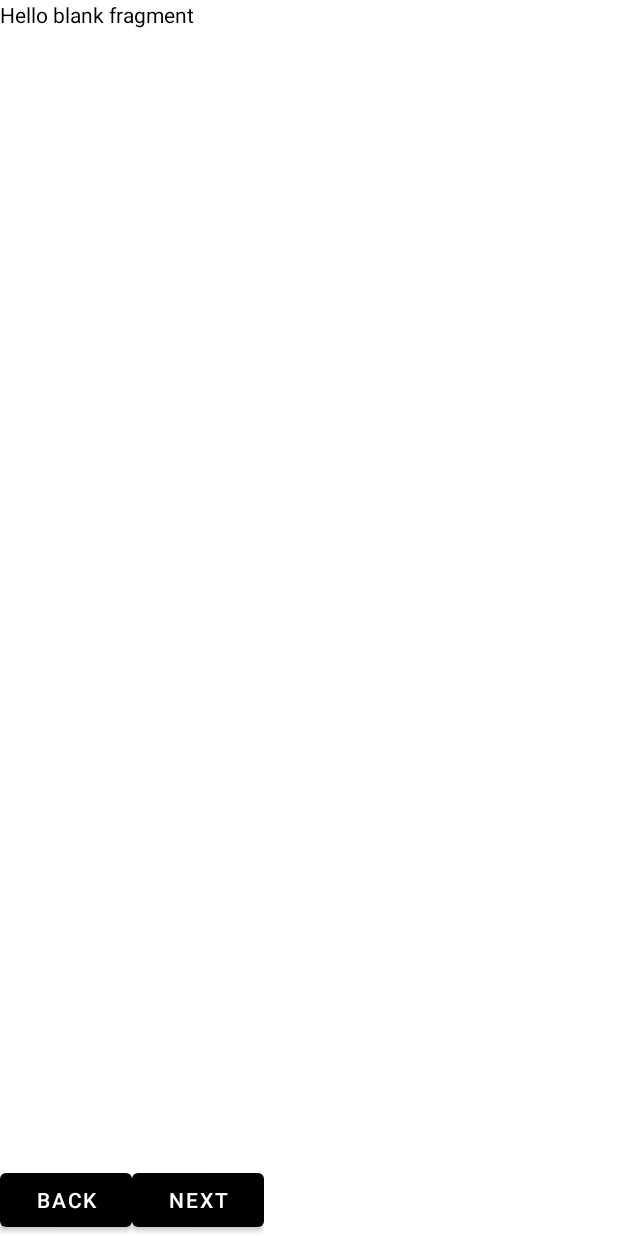
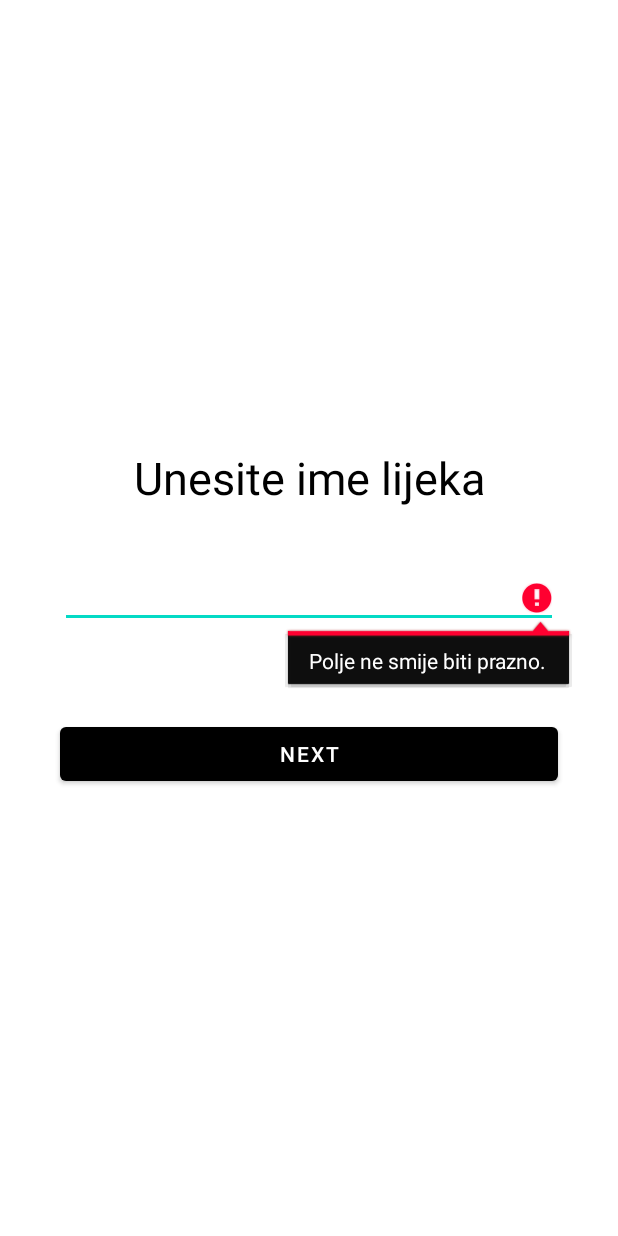
Before and after one commit to PetarHarambasa/MedickAppMobile, an Android app: the NewReminderActivity screen opened directly, with no data from a screen before it, after a tap on "NEXT", on a phone screen of 412 x 824 dp. Run offline under Robolectric (Android 15) with nearby library versions, the phone set to English and light mode, and no system bars; 1 statement that could not run was skipped.

Commit message:
added first 3 fragments for adding reminder form

```diff
--- a/app/src/main/java/hr/medick/NewReminderActivity.kt
+++ b/app/src/main/java/hr/medick/NewReminderActivity.kt
@@ -9,7 +9,7 @@ import androidx.fragment.app.replace
 import com.google.gson.Gson
 import com.google.gson.reflect.TypeToken
 import hr.medick.databinding.ActivityNewReminderBinding
-import hr.medick.fragments.reminder.NewReminderFragment
+import hr.medick.fragments.reminder.MedicationNameFragment
 import hr.medick.model.Osoba
 import hr.medick.model.Podsjetnik
 import hr.medick.properties.UrlProperties.IP_ADDRESS
@@ -33,7 +33,7 @@ class NewReminderActivity : AppCompatActivity() {
 
         //opens the 1st fragment
         supportFragmentManager.commit {
-            replace<NewReminderFragment>(R.id.fragmentContianer)
+            replace<MedicationNameFragment>(R.id.fragmentContianer)
             setReorderingAllowed(true)
             addToBackStack(null)
         }
--- a/app/src/main/java/hr/medick/fragments/reminder/SecondReminderFragment.kt
+++ b/app/src/main/java/hr/medick/fragments/reminder/HowManyDailyFragment.kt
@@ -14,10 +14,10 @@ private const val ARG_PARAM2 = "param2"
 
 /**
  * A simple [Fragment] subclass.
- * Use the [SecondReminderFragment.newInstance] factory method to
+ * Use the [HowManyDailyFragment.newInstance] factory method to
  * create an instance of this fragment.
  */
-class SecondReminderFragment : Fragment() {
+class HowManyDailyFragment : Fragment() {
     // TODO: Rename and change types of parameters
     private var param1: String? = null
     private var param2: String? = null
@@ -35,7 +35,7 @@ class SecondReminderFragment : Fragment() {
         savedInstanceState: Bundle?
     ): View? {
         // Inflate the layout for this fragment
-        return inflater.inflate(R.layout.fragment_second_reminder, container, false)
+        return inflater.inflate(R.layout.fragment_how_many_daily, container, false)
     }
 
     companion object {
@@ -45,12 +45,12 @@ class SecondReminderFragment : Fragment() {
          *
          * @param param1 Parameter 1.
          * @param param2 Parameter 2.
-         * @return A new instance of fragment SecondReminderFragment.
+         * @return A new instance of fragment HowManyDailyFragment.
          */
         // TODO: Rename and change types and number of parameters
         @JvmStatic
         fun newInstance(param1: String, param2: String) =
-            SecondReminderFragment().apply {
+            HowManyDailyFragment().apply {
                 arguments = Bundle().apply {
                     putString(ARG_PARAM1, param1)
                     putString(ARG_PARAM2, param2)
--- /dev/null
+++ b/app/src/main/java/hr/medick/fragments/reminder/MedicationNameFragment.kt
@@ -0,0 +1,56 @@
+package hr.medick.fragments.reminder
+
+import android.os.Bundle
+import androidx.fragment.app.Fragment
+import android.view.LayoutInflater
+import android.view.View
+import android.view.ViewGroup
+import android.widget.Button
+import android.widget.TextView
+import androidx.fragment.app.commit
+import androidx.fragment.app.replace
+import hr.medick.R
+import hr.medick.databinding.FragmentMedicationNameBinding
+import hr.medick.model.Terapija
+
+class MedicationNameFragment : Fragment() {
+    private lateinit var binding: FragmentMedicationNameBinding
+    private lateinit var nextBtn: Button
+    private lateinit var name: TextView
+
+
+    override fun onCreateView(
+        inflater: LayoutInflater, container: ViewGroup?,
+        savedInstanceState: Bundle?
+    ): View? {
+        // Inflate the layout for this fragment
+        binding = FragmentMedicationNameBinding.inflate(inflater, container, false)
+        iniComponents()
+
+        return binding.root
+    }
+
+    private fun iniComponents() {
+        nextBtn = binding.nextBtn
+        name = binding.medicationName
+        nextBtn.setOnClickListener {
+            if (validateInput()) {
+                Terapija.getInstance().lijek?.naziv = name.text.trim().toString()
+
+                parentFragmentManager.commit {
+                    replace<DoseFragment>(R.id.fragmentContianer)
+                    setReorderingAllowed(true)
+                    addToBackStack(null)
+                }
+            }
+        }
+    }
+
+    private fun validateInput(): Boolean {
+        if (name.text.isNullOrBlank()) {
+            name.error = "Polje ne smije biti prazno."
+            return false
+        }
+        return true
+    }
+}
--- a/app/src/main/java/hr/medick/fragments/reminder/NewReminderFragment.kt
+++ /dev/null
@@ -1,83 +0,0 @@
-package hr.medick.fragments.reminder
-
-import android.os.Bundle
-import androidx.fragment.app.Fragment
-import android.view.LayoutInflater
-import android.view.View
-import android.view.ViewGroup
-import android.widget.Button
-import androidx.fragment.app.FragmentManager
-import androidx.fragment.app.commit
-import androidx.fragment.app.replace
-import hr.medick.R
-import hr.medick.databinding.FragmentNewReminderBinding
-
-//// TODO: Rename parameter arguments, choose names that match
-//// the fragment initialization parameters, e.g. ARG_ITEM_NUMBER
-//private const val ARG_PARAM1 = "param1"
-//private const val ARG_PARAM2 = "param2"
-//
-///**
-// * A simple [Fragment] subclass.
-// * Use the [NewReminderFragment.newInstance] factory method to
-// * create an instance of this fragment.
-// */
-class NewReminderFragment : Fragment() {
-    // TODO: Rename and change types of parameters
-//    private var param1: String? = null
-//    private var param2: String? = null
-
-//    override fun onCreate(savedInstanceState: Bundle?) {
-//        super.onCreate(savedInstanceState)
-//        arguments?.let {
-//            param1 = it.getString(ARG_PARAM1)
-//            param2 = it.getString(ARG_PARAM2)
-//        }
-//    }
-
-    private lateinit var binding: FragmentNewReminderBinding
-    private lateinit var button: Button
-
-
-    override fun onCreateView(
-        inflater: LayoutInflater, container: ViewGroup?,
-        savedInstanceState: Bundle?
-    ): View? {
-        // Inflate the layout for this fragment
-        binding = FragmentNewReminderBinding.inflate(inflater, container, false)
-        iniComponents()
-
-        return binding.root
-    }
-
-    private fun iniComponents() {
-        button = binding.nextBtn
-        button.setOnClickListener{
-             parentFragmentManager.commit {
-                replace<SecondReminderFragment>(R.id.fragmentContianer)
-                setReorderingAllowed(true)
-                addToBackStack(null)
-            }
-        }
-    }
-
-//    companion object {
-//        /**
-//         * Use this factory method to create a new instance of
-//         * this fragment using the provided parameters.
-//         *
-//         * @param param1 Parameter 1.
-//         * @param param2 Parameter 2.
-//         * @return A new instance of fragment NewReminderFragment.
-//         */
-//        // TODO: Rename and change types and number of parameters
-//        @JvmStatic
-//        fun newInstance(param1: String, param2: String) =
-//            NewReminderFragment().apply {
-//                arguments = Bundle().apply {
-//                    putString(ARG_PARAM1, param1)
-//                    putString(ARG_PARAM2, param2)
-//                }
-//            }
-//    }
-}
--- a/app/src/main/java/hr/medick/model/Lijek.kt
+++ b/app/src/main/java/hr/medick/model/Lijek.kt
@@ -5,6 +5,7 @@ import kotlinx.android.parcel.Parcelize
 
 @Parcelize
 data class Lijek(
-    val id: Long? = null,
-    val naziv: String? = null, val proizvodac: String? = null
+    var id: Long? = null,
+    var naziv: String? = null,
+    var proizvodac: String? = null
 ) : Parcelable
--- a/app/src/main/java/hr/medick/model/Vitali.kt
+++ b/app/src/main/java/hr/medick/model/Vitali.kt
@@ -8,6 +8,7 @@ import java.util.Date
 data class Vitali(
     val id: Long? = null,
     val pacijent: Pacijent? = null,
-    val glukozaukrvi: String? = null, val krvnitlak: String? = null,
+    val glukozaukrvi: String? = null,
+    val krvnitlak: String? = null,
     val date: Date? = null
 ) : Parcelable
--- /dev/null
+++ b/app/src/main/res/layout/fragment_medication_name.xml
@@ -0,0 +1,45 @@
+<?xml version="1.0" encoding="utf-8"?>
+<androidx.constraintlayout.widget.ConstraintLayout xmlns:android="http://schemas.android.com/apk/res/android"
+    xmlns:tools="http://schemas.android.com/tools"
+    android:layout_width="match_parent"
+    android:layout_height="match_parent"
+    tools:context=".fragments.reminder.MedicationNameFragment"
+    xmlns:app="http://schemas.android.com/apk/res-auto">
+
+   <LinearLayout
+       android:layout_width="match_parent"
+       android:layout_height="wrap_content"
+       android:orientation="vertical"
+       app:layout_constraintBottom_toBottomOf="parent"
+       app:layout_constraintEnd_toEndOf="parent"
+       app:layout_constraintStart_toStartOf="parent"
+       app:layout_constraintTop_toTopOf="parent">
+
+    <TextView
+        android:layout_width="match_parent"
+        android:layout_height="match_parent"
+        android:text="@string/unesite_ime_lijeka"
+        android:textSize="@dimen/text_size_reminder"
+        android:gravity="center"/>
+
+    <EditText
+        android:id="@+id/medicationName"
+        android:layout_width="match_parent"
+        android:layout_height="@dimen/medication_Name_Height"
+        android:layout_marginHorizontal="@dimen/horizontal_margin_reminder"
+        android:layout_marginTop="@dimen/medicationName_marginTop"/>
+       <Button
+           android:id="@+id/nextBtn"
+           android:layout_width="match_parent"
+           android:layout_height="wrap_content"
+           android:text="@string/next"
+           android:layout_marginHorizontal="@dimen/horizontal_margin_reminder"
+           app:layout_constraintBottom_toBottomOf="parent"
+           app:layout_constraintEnd_toEndOf="parent"
+           app:layout_constraintStart_toStartOf="parent"
+           android:layout_marginTop="@dimen/nextBtn_marginTop"/>
+   </LinearLayout>
+
+
+
+</androidx.constraintlayout.widget.ConstraintLayout>
--- a/app/src/main/res/layout/fragment_second_reminder.xml
+++ /dev/null
@@ -1,30 +0,0 @@
-<?xml version="1.0" encoding="utf-8"?>
-<androidx.constraintlayout.widget.ConstraintLayout xmlns:android="http://schemas.android.com/apk/res/android"
-    xmlns:tools="http://schemas.android.com/tools"
-    android:layout_width="match_parent"
-    android:layout_height="match_parent"
-    xmlns:app="http://schemas.android.com/apk/res-auto"
-    tools:context=".fragments.reminder.SecondReminderFragment">
-
-    <!-- TODO: Update blank fragment layout -->
-    <TextView
-        android:layout_width="match_parent"
-        android:layout_height="match_parent"
-        android:text="@string/hello_blank_fragment" />
-
-    <LinearLayout
-        android:layout_width="wrap_content"
-        android:layout_height="wrap_content"
-        app:layout_constraintBottom_toBottomOf="parent">
-    <Button
-        android:id="@+id/backBtn"
-        android:layout_width="wrap_content"
-        android:layout_height="wrap_content"
-        android:text="@string/back" />
-        <Button
-            android:id="@+id/nextBtn"
-            android:layout_width="wrap_content"
-            android:layout_height="wrap_content"
-            android:text="@string/next"/>
-    </LinearLayout>
-</androidx.constraintlayout.widget.ConstraintLayout>
--- a/app/src/main/res/values/dimens.xml
+++ b/app/src/main/res/values/dimens.xml
@@ -14,4 +14,12 @@
     <dimen name="textsizeItemListDrugiRed">17sp</dimen>
     <dimen name="marginBTLforLLforItemList">20dp</dimen>
     <dimen name="textsizeItemListPrviRed">30sp</dimen>
+    <dimen name="horizontal_margin_reminder">40dp</dimen>
+    <dimen name="text_size_reminder">30sp</dimen>
+    <dimen name="medication_Name_Height">40dp</dimen>
+    <dimen name="medicationName_marginTop">40dp</dimen>
+    <dimen name="nextBtn_marginTop">60dp</dimen>
+    <dimen name="backBtn_marginTop">20dp</dimen>
+    <dimen name="doseMetricSpinner_width">100dp</dimen>
+    <dimen name="doseMetricSpinner_height">40dp</dimen>
 </resources>
```
Also changed, not shown: app/src/main/java/hr/medick/fragments/reminder/DoseFragment.kt (added, +81 -0 lines), app/src/main/java/hr/medick/fragments/reminder/InteravalOfConsumptionFragment.kt (added, +47 -0 lines), app/src/main/java/hr/medick/model/Terapija.kt (+17 -10 lines), app/src/main/res/layout/fragment_dose.xml (added, +74 -0 lines), app/src/main/res/layout/fragment_how_many_daily.xml (added, +14 -0 lines), app/src/main/res/layout/fragment_interaval_of_consumption.xml (added, +64 -0 lines), app/src/main/res/layout/fragment_new_reminder.xml (deleted, +0 -23 lines), app/src/main/res/values/strings.xml (+10 -0 lines).
